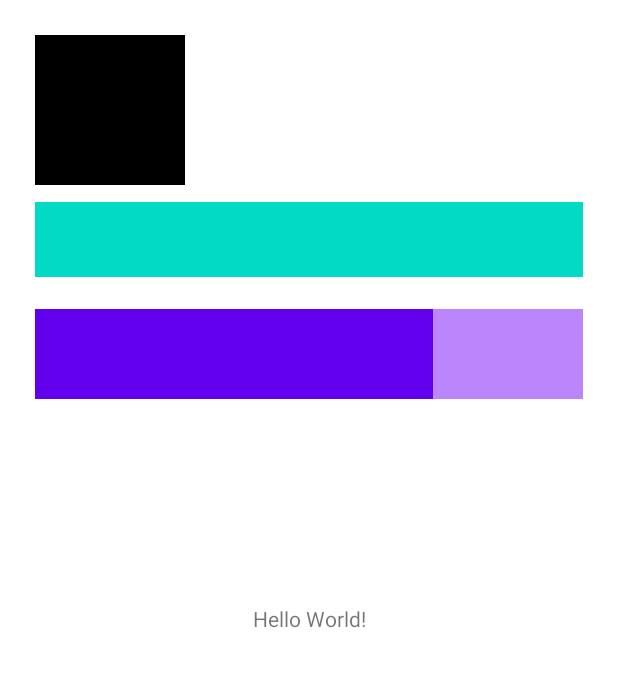
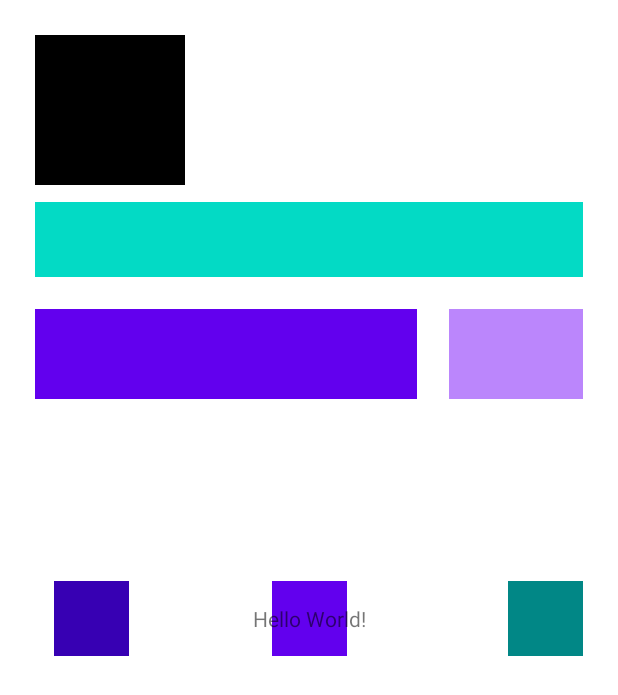
Before and after one commit to wakizaka24/AndroidTest, an Android app: the layout activity_constraint_layout_test.xml on its own in the app's theme, with its tools: preview values and no code run, on a phone screen of 412 x 824 dp. Shown: the top 695 px of the screen. Run offline under Robolectric (Android 15) with nearby library versions, the phone set to English and light mode, and no system bars.

```diff
--- a/app/src/main/AndroidManifest.xml
+++ b/app/src/main/AndroidManifest.xml
@@ -10,7 +10,7 @@
         android:supportsRtl="true"
         android:theme="@style/Theme.AndroidTest">
         <activity
-            android:name=".MainActivity"
+            android:name=".LinearLayoutTestActivity"
             android:exported="true">
             <intent-filter>
                 <action android:name="android.intent.action.MAIN" />
--- /dev/null
+++ b/app/src/main/java/com/example/androidtest/ConstraintLayoutTestActivity.kt
@@ -0,0 +1,11 @@
+package com.example.androidtest
+
+import androidx.appcompat.app.AppCompatActivity
+import android.os.Bundle
+
+class ConstraintLayoutTestActivity : AppCompatActivity() {
+    override fun onCreate(savedInstanceState: Bundle?) {
+        super.onCreate(savedInstanceState)
+        setContentView(R.layout.activity_constraint_layout_test)
+    }
+}
--- a/app/src/main/java/com/example/androidtest/MainActivity.kt
+++ b/app/src/main/java/com/example/androidtest/LinearLayoutTestActivity.kt
@@ -1,11 +1,11 @@
 package com.example.androidtest
 
+import android.os.Bundle
 import androidx.appcompat.app.AppCompatActivity
-import android.os.Bundle
 
-class MainActivity : AppCompatActivity() {
+class LinearLayoutTestActivity : AppCompatActivity() {
     override fun onCreate(savedInstanceState: Bundle?) {
         super.onCreate(savedInstanceState)
-        setContentView(R.layout.activity_main)
+        setContentView(R.layout.activity_liner_layout_test)
     }
 }
--- a/app/src/main/res/layout/activity_main.xml
+++ b/app/src/main/res/layout/activity_constraint_layout_test.xml
@@ -4,7 +4,7 @@
     xmlns:tools="http://schemas.android.com/tools"
     android:layout_width="match_parent"
     android:layout_height="match_parent"
-    tools:context=".MainActivity">
+    tools:context=".ConstraintLayoutTestActivity">
 
     <!--
         1. 親のViewの上下左右からの位置を指定できるか。
@@ -41,7 +41,9 @@
         3. 画面サイズに応じた自身外のViewのサイズを指定ができるか。
         ・match_parentのConstraintLayoutの中の、wrap_contentの指定で、
         自動調節可能になる。
-        4. ConstraintLayoutの中でConstraintLayoutを入れ子にできるか。
+        4. ConstraintLayout管理下の同じ階層のViewとの距離を指定できるか。
+        ・layout_constraintLeft_toLeftOfとlayout_marginStartで可能です。
+        5. ConstraintLayoutの中でConstraintLayoutを入れ子にできるか。
         ・可能でした。
 　   -->
 
@@ -73,13 +75,59 @@
             app:layout_constraintLeft_toRightOf="@id/view3"
             app:layout_constraintRight_toRightOf="parent"
             app:layout_constraintTop_toTopOf="parent"
+            android:layout_marginStart="21dp"
             />
 
     </androidx.constraintlayout.widget.ConstraintLayout>
 
+    <!--
+        6. 上下左右のセンタリングできるか。
+        ・可能でした。layout_marginも有効。
+    -->
 
+    <View
+        android:id="@+id/view5"
+        android:layout_width="50dp"
+        android:layout_height="50dp"
+        android:background="@color/purple_500"
+        app:layout_constraintLeft_toLeftOf="parent"
+        app:layout_constraintRight_toRightOf="parent"
+        app:layout_constraintTop_toTopOf="parent"
+        app:layout_constraintBottom_toBottomOf="parent"
+        />
 
+    <!--
+        7. マージンの比率を指定できるか。
+        ・layout_constraintHorizontal_biasで可能でした。
+        ・幅と指定する接点の間に余白がある、また、比率の複合指定ではないこと。
+        ・合わせてlayout_marginの指定もできる。
+    -->
 
+    <View
+        android:id="@+id/view6"
+        android:layout_width="50dp"
+        android:layout_height="50dp"
+        android:background="@color/purple_700"
+        app:layout_constraintLeft_toLeftOf="parent"
+        app:layout_constraintRight_toRightOf="parent"
+        app:layout_constraintTop_toTopOf="parent"
+        app:layout_constraintBottom_toBottomOf="parent"
+        app:layout_constraintHorizontal_bias="0.1"
+        />
+
+    <View
+        android:id="@+id/view7"
+        android:layout_width="50dp"
+        android:layout_height="50dp"
+        android:background="@color/teal_700"
+        app:layout_constraintLeft_toRightOf="@id/view6"
+        app:layout_constraintRight_toRightOf="parent"
+        app:layout_constraintTop_toTopOf="parent"
+        app:layout_constraintBottom_toBottomOf="parent"
+        app:layout_constraintHorizontal_bias="1"
+        android:layout_marginStart="23dp"
+        android:layout_marginEnd="23dp"
+        />
 
     <TextView
         android:layout_width="wrap_content"
```
Also changed, not shown: app/src/main/res/layout/activity_liner_layout_test.xml (added, +65 -0 lines).
